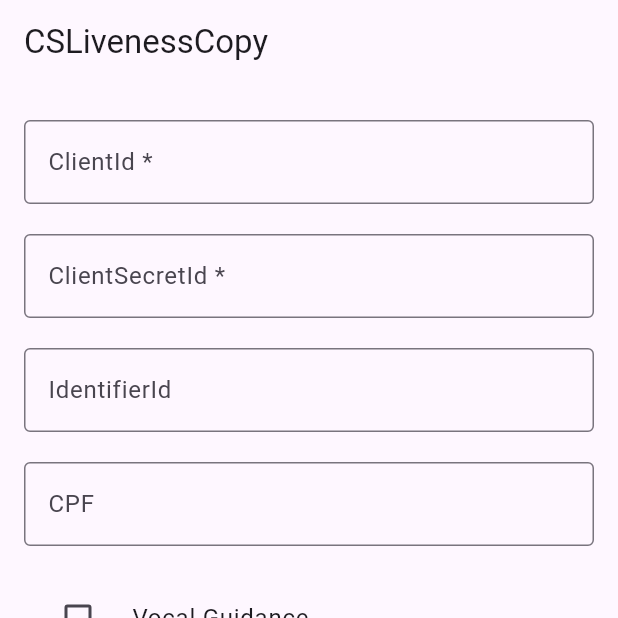
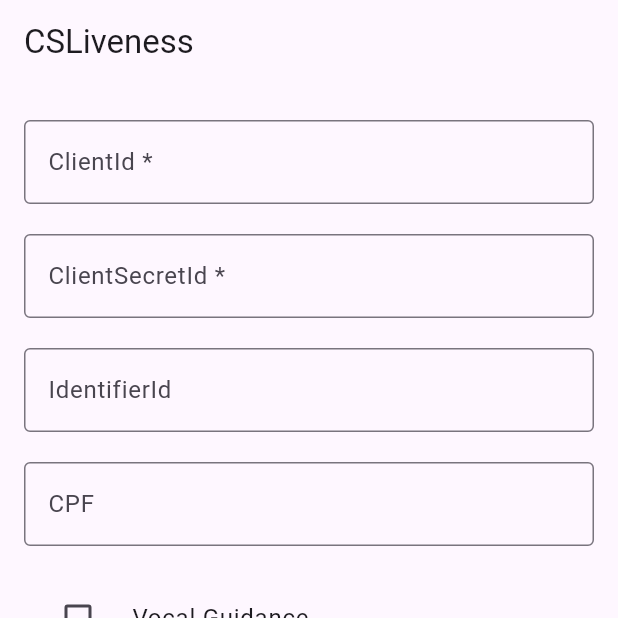
Before and after one commit to ClearSale/LivenessPluginFlutter, a Flutter app: the screen it shows after launch, on a phone screen of 412 x 824 dp, the top half of it. Run offline on Flutter 3.47's test engine with Material 3 defaults, Android fonts, the phone set to English and light mode, and no system bars; our stand-ins replace flutter_colorpicker, mask_text_input_formatter, plugin_platform_interface.

Commit message:
fix: name

```diff
--- a/example/lib/main.dart
+++ b/example/lib/main.dart
@@ -88,7 +88,7 @@ class _MyAppState extends State<MyApp> {
       home: Builder(builder: (context) {
         return Scaffold(
           appBar: AppBar(
-            title: const Text('CSLivenessCopy'),
+            title: const Text('CSLiveness'),
           ),
           body: Center(
             child: Padding(
```
